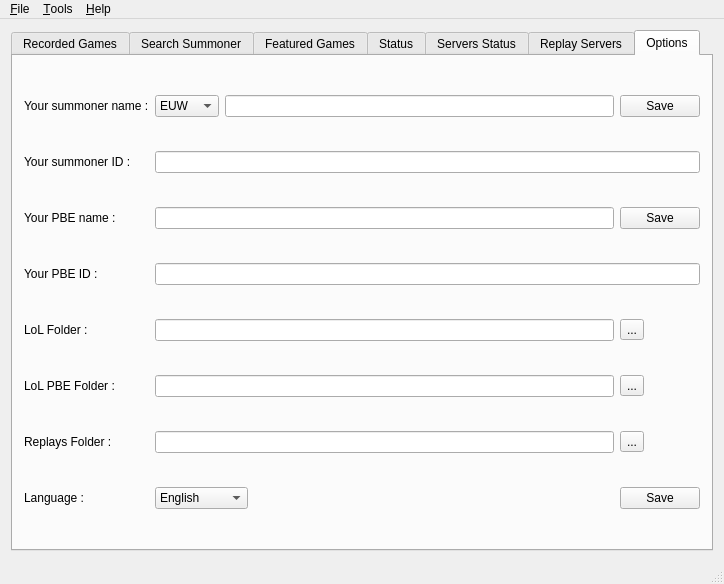
Qt form src/mainwindow.ui (Aztorius/legendsreplay) before a commit.
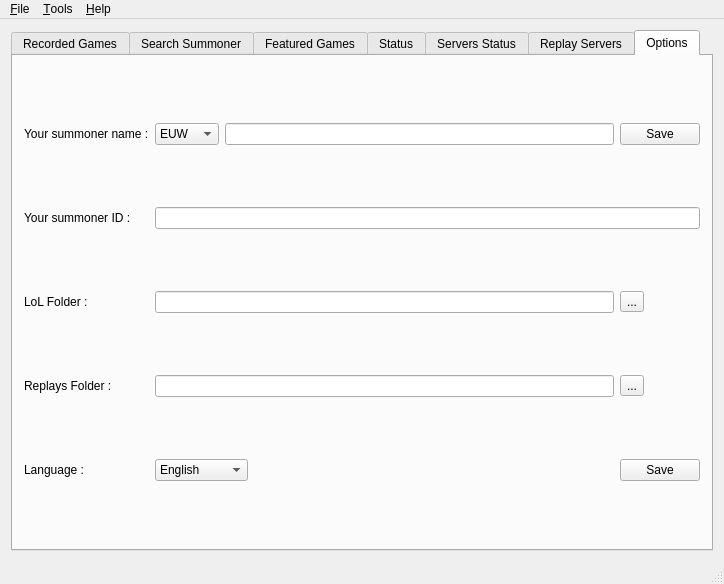
The same form after that commit. The open tabs and pages were chosen to show the change. Icons and pictures are not drawn.

Commit message: Removed PBE specific things as PBE Spectator is disabled Only keep PBE server status

Patch:
```diff
--- a/src/mainwindow.ui
+++ b/src/mainwindow.ui
@@ -583,11 +583,6 @@
             <string notr="true">TR</string>
            </property>
           </item>
-          <item>
-           <property name="text">
-            <string notr="true">PBE</string>
-           </property>
-          </item>
          </widget>
         </item>
         <item row="1" column="2" colspan="2">
@@ -995,7 +990,7 @@
           </property>
          </widget>
         </item>
-        <item row="9" column="3">
+        <item row="6" column="3">
          <widget class="QToolButton" name="toolButton_2">
           <property name="sizePolicy">
            <sizepolicy hsizetype="Fixed" vsizetype="Fixed">
@@ -1008,21 +1003,21 @@
           </property>
          </widget>
         </item>
-        <item row="9" column="0">
+        <item row="6" column="0">
          <widget class="QLabel" name="label_2">
           <property name="text">
            <string>Replays Folder :</string>
           </property>
          </widget>
         </item>
-        <item row="5" column="0">
+        <item row="3" column="0">
          <widget class="QLabel" name="label">
           <property name="text">
            <string>LoL Folder :</string>
           </property>
          </widget>
         </item>
-        <item row="5" column="1" colspan="2">
+        <item row="3" column="1" colspan="2">
          <widget class="QLineEdit" name="lineEdit_lolfolder">
           <property name="text">
            <string notr="true"/>
@@ -1032,7 +1027,7 @@
           </property>
          </widget>
         </item>
-        <item row="5" column="3">
+        <item row="3" column="3">
          <widget class="QToolButton" name="toolButton">
           <property name="sizePolicy">
            <sizepolicy hsizetype="Fixed" vsizetype="Fixed">
@@ -1045,7 +1040,7 @@
           </property>
          </widget>
         </item>
-        <item row="9" column="1" colspan="2">
+        <item row="6" column="1" colspan="2">
          <widget class="QLineEdit" name="lineEdit_replaysFolder">
           <property name="text">
            <string notr="true"/>
@@ -1117,101 +1112,21 @@
           </item>
          </widget>
         </item>
-        <item row="7" column="1" colspan="2">
-         <widget class="QLineEdit" name="lineEdit_pbefolder">
-          <property name="text">
-           <string notr="true"/>
-          </property>
-          <property name="readOnly">
-           <bool>true</bool>
-          </property>
-         </widget>
-        </item>
         <item row="7" column="0">
-         <widget class="QLabel" name="label_3">
-          <property name="text">
-           <string>LoL PBE Folder :</string>
-          </property>
-         </widget>
-        </item>
-        <item row="7" column="3">
-         <widget class="QToolButton" name="toolButton_pbefolder">
-          <property name="sizePolicy">
-           <sizepolicy hsizetype="Fixed" vsizetype="Fixed">
-            <horstretch>0</horstretch>
-            <verstretch>0</verstretch>
-           </sizepolicy>
-          </property>
-          <property name="text">
-           <string>...</string>
-          </property>
-         </widget>
-        </item>
-        <item row="3" column="0">
-         <widget class="QLabel" name="label_5">
-          <property name="text">
-           <string>Your PBE name :</string>
-          </property>
-         </widget>
-        </item>
-        <item row="3" column="1" colspan="2">
-         <widget class="QLineEdit" name="lineEdit_pbename">
-          <property name="text">
-           <string notr="true"/>
-          </property>
-          <property name="readOnly">
-           <bool>false</bool>
-          </property>
-         </widget>
-        </item>
-        <item row="4" column="0">
-         <widget class="QLabel" name="label_6">
-          <property name="text">
-           <string>Your PBE ID :</string>
-          </property>
-         </widget>
-        </item>
-        <item row="4" column="1" colspan="3">
-         <widget class="QLineEdit" name="lineEdit_pbeid">
-          <property name="text">
-           <string notr="true"/>
-          </property>
-          <property name="readOnly">
-           <bool>true</bool>
-          </property>
-         </widget>
-        </item>
-        <item row="3" column="3">
-         <widget class="QPushButton" name="pushButton_pbesave">
-          <property name="text">
-           <string>Save</string>
-          </property>
-          <property name="autoDefault">
-           <bool>false</bool>
-          </property>
-          <property name="default">
-           <bool>false</bool>
-          </property>
-          <property name="flat">
-           <bool>false</bool>
-          </property>
-         </widget>
-        </item>
-        <item row="10" column="0">
          <widget class="QLabel" name="label_7">
           <property name="text">
            <string>Language :</string>
           </property>
          </widget>
         </item>
-        <item row="10" column="3">
+        <item row="7" column="3">
          <widget class="QPushButton" name="pushButton_saveLanguage">
           <property name="text">
            <string>Save</string>
           </property>
          </widget>
         </item>
-        <item row="10" column="1" colspan="2">
+        <item row="7" column="1" colspan="2">
          <widget class="QComboBox" name="comboBox_language">
           <property name="sizePolicy">
            <sizepolicy hsizetype="Fixed" vsizetype="Fixed">
@@ -1362,7 +1277,7 @@
   </action>
   <action name="actionLaunch_rofl_file">
    <property name="text">
-    <string>Launch .rofl file</string>
+    <string>&amp;Launch .rofl file</string>
    </property>
   </action>
  </widget>
```
The commit also changes 2 other files.
